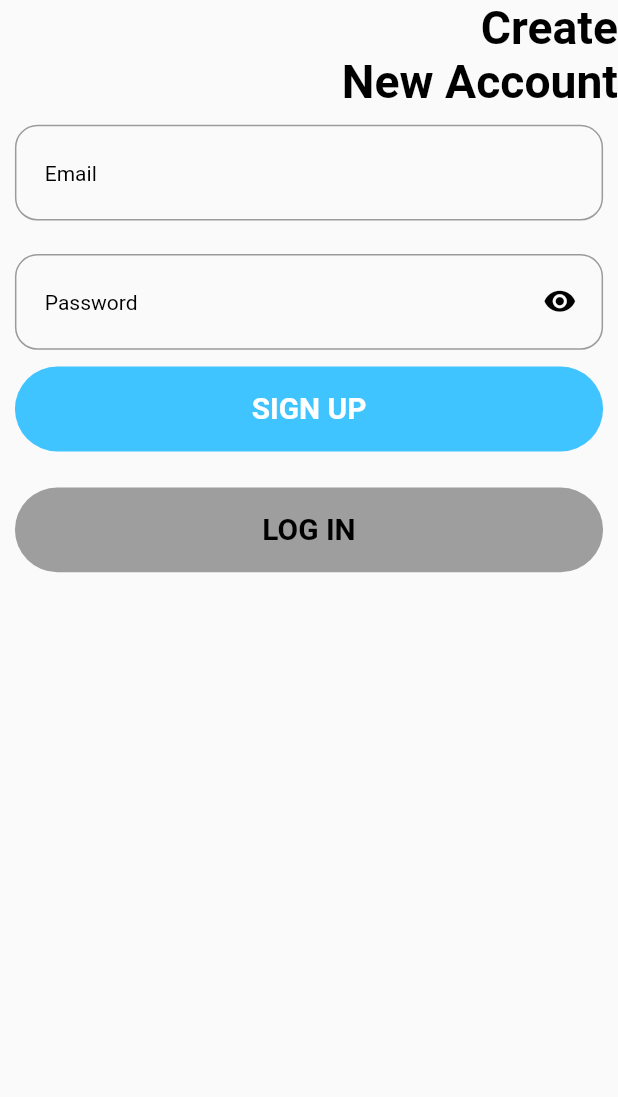
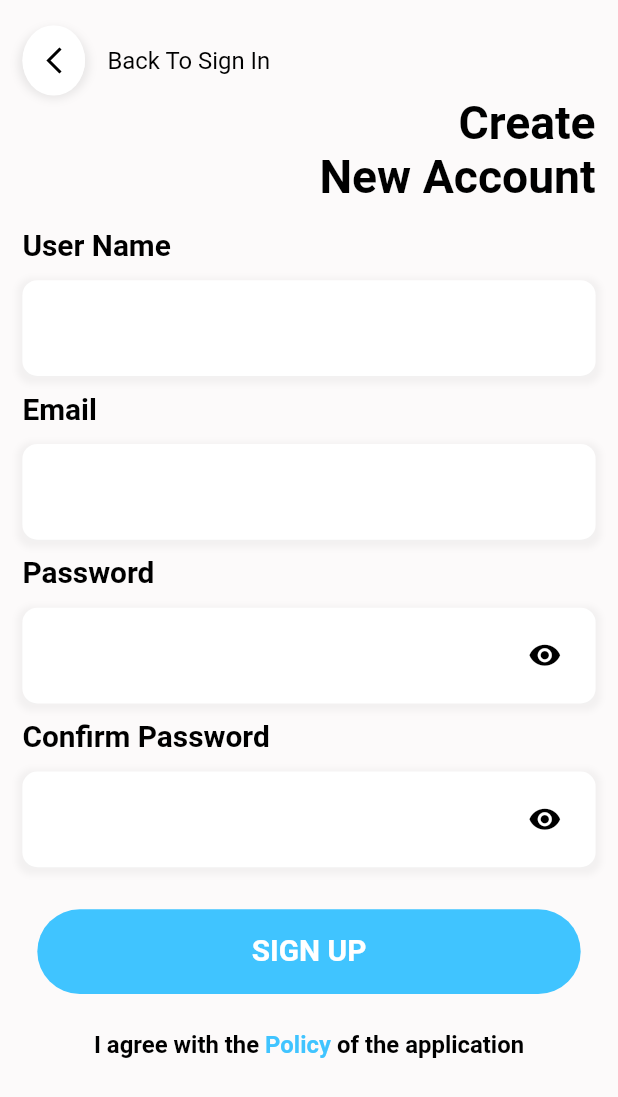
Before and after one commit to thanhhieu2005/flutter_project_1_2022, a Flutter app: the SignUpPage screen opened by its route, on a phone screen of 412 x 824 dp. Shown: the top 1097 px of the screen. Run offline on Flutter 3.47's test engine with Material 2 defaults, Android fonts, the phone set to English and light mode, and no system bars; our stand-ins replace cloud_firestore, dio, firebase_auth, firebase_core, flutter_screenutil, flutter_spinkit and 1 more; accounts and stored records are empty; generated files the repository leaves out were written again; network calls fail.

Commit message:
commit cho Hiu co dong luc code chu chua lam gi ca

```diff
--- a/lib/configs/text_config.dart
+++ b/lib/configs/text_config.dart
@@ -60,8 +60,9 @@ class TextConfigs {
   );
 
   static final kTextSubtitle = TextStyle(
+    fontFamily: kFontFamily,
     fontSize: 20.sp,
-    fontFamily: kFontFamily,
+    fontWeight: FontWeight.bold,
     color: AppColors.kBlackColor,
   );
 
--- a/lib/l10n/app_en.arb
+++ b/lib/l10n/app_en.arb
@@ -20,5 +20,6 @@
     "change": "Change",
     "yourPwd": "Your Password",
     "create": "Create",
-    "newAccount": "New Account"
+    "newAccount": "New Account",
+    "backToSignIn": "Back To Sign In"
 }
--- a/lib/l10n/app_vi.arb
+++ b/lib/l10n/app_vi.arb
@@ -20,5 +20,6 @@
     "change": "Thay Đổi",
     "yourPwd": "Mật khẩu",
     "create": "Tạo",
-    "newAccount": "Tài Khoản Mới"
+    "newAccount": "Tài Khoản Mới",
+    "backToSignIn": "Quay Trở Lại Đăng Nhập"
 }
--- a/lib/views/account/sub_screens/per_info_screen.dart
+++ b/lib/views/account/sub_screens/per_info_screen.dart
@@ -96,7 +96,7 @@ class PersonalInfoScreen extends StatelessWidget {
                 SizedBox(
                   height: 8.h,
                 ),
-                TextFormFieldCustom(
+                const TextFormFieldCustom(
                   inputType: TextInputType.name,
                 ),
                 SizedBox(
@@ -110,7 +110,7 @@ class PersonalInfoScreen extends StatelessWidget {
                 SizedBox(
                   height: 8.h,
                 ),
-                TextFormFieldCustom(
+                const TextFormFieldCustom(
                   inputType: TextInputType.emailAddress,
                 ),
                 SizedBox(
@@ -124,7 +124,7 @@ class PersonalInfoScreen extends StatelessWidget {
                 SizedBox(
                   height: 8.h,
                 ),
-                TextFormFieldCustom(
+                const TextFormFieldCustom(
                   inputType: TextInputType.phone,
                 ),
                 SizedBox(
@@ -138,7 +138,7 @@ class PersonalInfoScreen extends StatelessWidget {
                 SizedBox(
                   height: 8.h,
                 ),
-                TextFormFieldCustom(
+                const TextFormFieldCustom(
                   inputType: TextInputType.datetime,
                 ),
                 SizedBox(
@@ -152,7 +152,7 @@ class PersonalInfoScreen extends StatelessWidget {
                 SizedBox(
                   height: 8.h,
                 ),
-                TextFormFieldCustom(
+                const TextFormFieldCustom(
                   inputType: TextInputType.streetAddress,
                 ),
                 SizedBox(
--- a/lib/views/login/login_page.dart
+++ b/lib/views/login/login_page.dart
@@ -40,7 +40,6 @@ class _LoginPageState extends State<LoginPage> {
           mainAxisAlignment: MainAxisAlignment.center,
           children: [
             RoundedInputField(
-                hintText: "Email",
                 inputName: "Email",
                 icon: Icons.person,
                 onChanged: (value) {
--- a/lib/views/sign_up/sign_up_page.dart
+++ b/lib/views/sign_up/sign_up_page.dart
@@ -1,8 +1,11 @@
 import 'package:flutter/material.dart';
 import 'package:flutter_project_1/configs/text_config.dart';
 import 'package:flutter_project_1/services/auth_service.dart';
+import 'package:flutter_screenutil/flutter_screenutil.dart';
+import 'package:flutter_svg/svg.dart';
 import 'package:provider/provider.dart';
 import '../../configs/color_config.dart';
+import '../../widgets/custom_back_button.dart';
 import '../../widgets/custom_dialog.dart';
 import '../../widgets/rounded_input_field.dart';
 import '../../widgets/rounded_linear_button.dart';
@@ -28,9 +31,60 @@ class SignUpPageState extends State<SignUpPage> {
   Widget build(BuildContext context) {
     final authService = Provider.of<AuthService>(context);
     return Scaffold(
+      backgroundColor: AppColors.kBackgroundColor,
       body: SafeArea(
+        child: SingleChildScrollView(
+          child: Container(
+            margin: EdgeInsets.only(top: 15.h, left: 15.w, right: 15.w),
             child: Column(
+              crossAxisAlignment: CrossAxisAlignment.start,
               children: [
+                Row(
+                  mainAxisAlignment: MainAxisAlignment.start,
+                  mainAxisSize: MainAxisSize.min,
+                  children: [
+                    Container(
+                      margin: EdgeInsets.only(right: 15.w),
+                      decoration: BoxDecoration(
+                        shape: BoxShape.circle,
+                        color: AppColors.kColor1,
+                        boxShadow: [
+                          BoxShadow(
+                            color: Colors.grey.withOpacity(0.2),
+                            spreadRadius: 3,
+                            blurRadius: 4,
+                            offset: const Offset(0, 2),
+                          ),
+                        ],
+                      ),
+                      child: ClipOval(
+                        child: Material(
+                          color: AppColors.kColor1, // Button color
+                          child: InkWell(
+                            splashColor: Colors.grey, // Splash color
+                            onTap: () {
+                              Navigator.pop(context);
+                            },
+                            child: SizedBox(
+                              width: 42.w,
+                              height: 42.h,
+                              child: SvgPicture.asset(
+                                "assets/icons/ic_back.svg",
+                                fit: BoxFit.scaleDown,
+                              ),
+                            ),
+                          ),
+                        ),
+                      ),
+                    ),
+                    Center(
+                      child: Text(
+                        AppLocalizations.of(context).backToSignIn,
+                        style: TextConfigs.kText16Black,
+                      ),
+                    )
+                  ],
+                ),
                 Align(
                   alignment: Alignment.centerRight,
                   child: Column(
@@ -48,25 +102,56 @@ class SignUpPageState extends State<SignUpPage> {
                     ],
                   ),
                 ),
+                SizedBox(
+                  height: 15.h,
+                ),
+                Text(
+                  'User Name',
+                  style: TextConfigs.kTextSubtitle,
+                ),
                 RoundedInputField(
-                hintText: "Email",
+                    inputName: "User Name",
+                    icon: Icons.person,
+                    onChanged: (value) {
+                      authService.signUpEmail = value;
+                    }),
+                Text(
+                  'Email',
+                  style: TextConfigs.kTextSubtitle,
+                ),
+                RoundedInputField(
                     inputName: "Email",
                     icon: Icons.person,
                     onChanged: (value) {
                       authService.signUpEmail = value;
                     }),
+                Text(
+                  'Password',
+                  style: TextConfigs.kTextSubtitle,
+                ),
                 RoundedPasswordField(
                   onChanged: (value) {
                     authService.signUpPassword = value;
                   },
-              hintText: "Password",
                 ),
-            RoundedLinearButton(
+                Text(
+                  'Confirm Password',
+                  style: TextConfigs.kTextSubtitle,
+                ),
+                RoundedPasswordField(
+                  onChanged: (value) {
+                    authService.signUpPassword = value;
+                  },
+                ),
+                Container(
+                  margin: EdgeInsets.only(top: 15.h),
+                  child: RoundedLinearButton(
                       text: "Sign Up",
                       press: () async {
                         try {
                           await authService.createUserWithEmailAndPassword(
-                        authService.signUpEmail, authService.signUpPassword);
+                              authService.signUpEmail,
+                              authService.signUpPassword);
                           Navigator.pop(context);
                         } catch (error) {
                           showDialog(
@@ -83,18 +168,31 @@ class SignUpPageState extends State<SignUpPage> {
                       textColor: Colors.white,
                       startColor: AppColors.kPrimaryColor,
                       endColor: AppColors.kPrimaryColor),
+                ),
                 const SizedBox(
                   height: 24,
                 ),
-            RoundedLinearButton(
-                text: "Log In",
-                press: () {
-                  Navigator.pop(context);
-                },
-                textColor: Colors.black,
-                startColor: Colors.grey,
-                endColor: Colors.grey)
+                Row(
+                  mainAxisAlignment: MainAxisAlignment.center,
+                  children: [
+                    RichText(
+                      text: TextSpan(
+                        style: TextConfigs.kText16BoldBlack,
+                        children: [
+                          const TextSpan(text: "I agree with the "),
+                          TextSpan(
+                            text: "Policy",
+                            style: TextConfigs.kText16BoldKprimary,
+                          ),
+                          const TextSpan(text: " of the application"),
                         ],
+                      ),
+                    ),
+                  ],
+                )
+              ],
+            ),
+          ),
         ),
       ),
     );
--- a/lib/widgets/rounded_input_field.dart
+++ b/lib/widgets/rounded_input_field.dart
@@ -4,14 +4,12 @@ import 'package:flutter_screenutil/flutter_screenutil.dart';
 import '../configs/color_config.dart';
 
 class RoundedInputField extends StatelessWidget {
-  final String hintText;
   final String inputName;
   final IconData icon;
   final ValueChanged<String> onChanged;
   // final TextEditingController controller;
   const RoundedInputField({
     Key? key,
-    required this.hintText,
     required this.inputName,
     required this.icon,
     required this.onChanged,
@@ -19,7 +17,22 @@ class RoundedInputField extends StatelessWidget {
   }) : super(key: key);
   @override
   Widget build(BuildContext context) {
-    return TextFieldContainer(
+    return Container(
+      margin: EdgeInsets.symmetric(vertical: 10.h),
+      padding: EdgeInsets.symmetric(horizontal: 16.w),
+      decoration: BoxDecoration(
+        shape: BoxShape.rectangle,
+        borderRadius: BorderRadius.circular(10),
+        color: AppColors.kColor1,
+        boxShadow: [
+          BoxShadow(
+            color: Colors.grey.withOpacity(0.1),
+            spreadRadius: 3,
+            blurRadius: 3,
+            offset: const Offset(0, 2),
+          ),
+        ],
+      ),
       child: TextFormField(
         // controller: controller,
         textInputAction: TextInputAction.next,
@@ -27,29 +40,9 @@ class RoundedInputField extends StatelessWidget {
         validator: (val) =>
             val!.isNotEmpty ? null : inputName + "cannot be blank!",
         decoration: InputDecoration(
-          enabledBorder: OutlineInputBorder(
-            borderSide: const BorderSide(color: Colors.black38),
-            borderRadius: BorderRadius.circular(15),
-          ),
-          focusedBorder: OutlineInputBorder(
-            borderSide: const BorderSide(color: AppColors.kPrimaryColor),
-            borderRadius: BorderRadius.circular(15),
-          ),
-          errorBorder: OutlineInputBorder(
-            borderSide: const BorderSide(color: Colors.red),
-            borderRadius: BorderRadius.circular(15),
-          ),
-          border: OutlineInputBorder(
-            borderSide: const BorderSide(color: Colors.black38),
-            borderRadius: BorderRadius.circular(15),
-          ),
+          border: InputBorder.none,
           contentPadding:
               EdgeInsets.symmetric(vertical: 20.h, horizontal: 20.w),
-          hintText: hintText,
-          hintStyle: const TextStyle(
-            fontSize: 14,
-            color: Colors.black,
-          ),
         ),
       ),
     );
--- a/lib/widgets/rounded_password_field.dart
+++ b/lib/widgets/rounded_password_field.dart
@@ -28,8 +28,24 @@ class _RoundedPasswordFieldState extends State<RoundedPasswordField> {
 
   @override
   Widget build(BuildContext context) {
-    Size size = MediaQuery.of(context).size;
-    return TextFieldContainer(
+    return Container(
+      margin: EdgeInsets.symmetric(vertical: 10.h),
+      padding: EdgeInsets.symmetric(horizontal: 10.w),
+      decoration: BoxDecoration(
+        shape: BoxShape.rectangle,
+        borderRadius: BorderRadius.circular(10),
+        color: AppColors.kColor1,
+        boxShadow: [
+          BoxShadow(
+            color: Colors.grey.withOpacity(0.1),
+            spreadRadius: 3,
+            blurRadius: 3,
+            offset: const Offset(0, 2),
+          ),
+        ],
+      ),
+      child: Form(
+        autovalidateMode: AutovalidateMode.disabled,
         child: TextFormField(
           onChanged: widget.onChanged,
           obscureText: !_passwordVisibility,
@@ -39,14 +55,12 @@ class _RoundedPasswordFieldState extends State<RoundedPasswordField> {
               val!.isNotEmpty ? null : "Password cannot be blank!",
           keyboardType: TextInputType.emailAddress,
           decoration: InputDecoration(
+            border: InputBorder.none,
             suffixIcon: IconButton(
-            icon: Padding(
-              padding: EdgeInsets.only(right: 20.w),
-              child: Icon(
+              icon: Icon(
                 _passwordVisibility ? Icons.visibility_off : Icons.visibility,
                 size: 20.h,
                 color: Colors.black,
-              ),
               ),
               onPressed: () {
                 setState(() {
@@ -54,27 +68,8 @@ class _RoundedPasswordFieldState extends State<RoundedPasswordField> {
                 });
               },
             ),
-          enabledBorder: OutlineInputBorder(
-            borderSide: const BorderSide(color: Colors.black38),
-            borderRadius: BorderRadius.circular(15),
-          ),
-          focusedBorder: OutlineInputBorder(
-            borderSide: const BorderSide(color: AppColors.kPrimaryColor),
-            borderRadius: BorderRadius.circular(15),
-          ),
-          errorBorder: OutlineInputBorder(
-              borderSide: const BorderSide(color: Colors.red),
-              borderRadius: BorderRadius.circular(15)),
-          border: OutlineInputBorder(
-            borderSide: const BorderSide(color: Colors.black38),
-            borderRadius: BorderRadius.circular(15),
-          ),
             contentPadding:
                 EdgeInsets.symmetric(vertical: 20.h, horizontal: 20.w),
-          hintText: widget.hintText,
-          hintStyle: const TextStyle(
-            fontSize: 14,
-            color: Colors.black,
           ),
         ),
       ),
```
Lines whose indentation alone changed are shown as unchanged.
